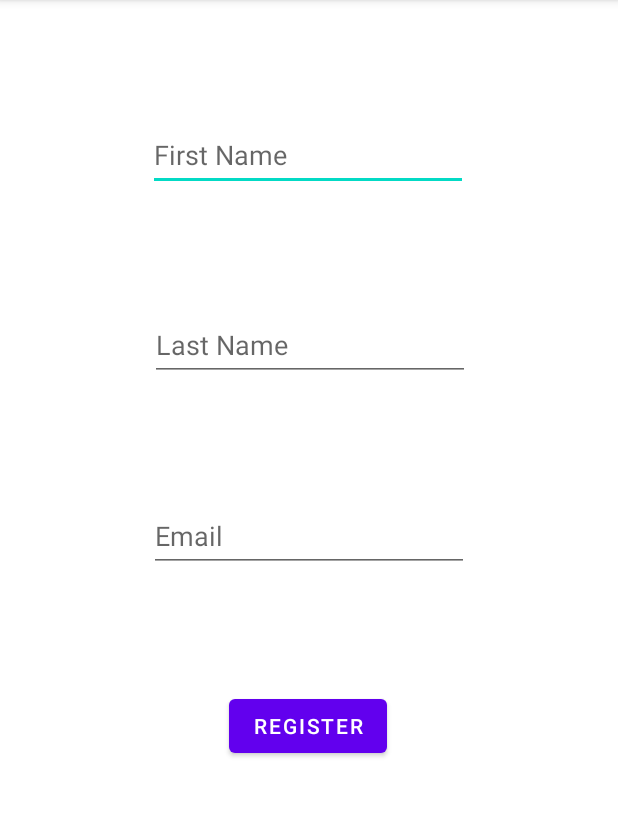
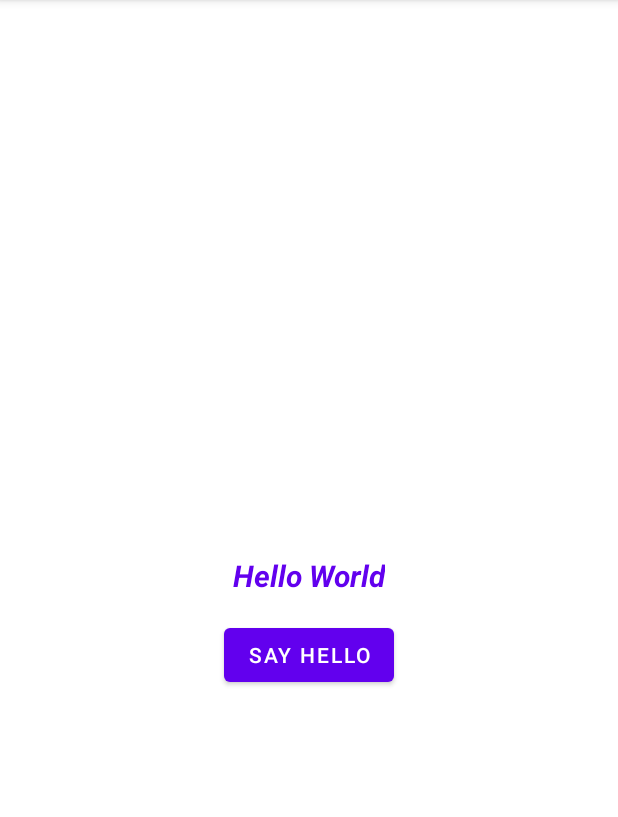
Before and after one commit to Brett-Constantinoff/Android_example, an Android app: the screen it shows after launch (MainActivity), on a phone screen of 412 x 824 dp, the part 84-901 px from its top. Run offline under Robolectric (Android 15) with nearby library versions, the phone set to English and light mode, and no system bars.

Commit message:
adds the start of the UI design

```diff
--- a/app/src/main/java/com/example/android_example/MainActivity.java
+++ b/app/src/main/java/com/example/android_example/MainActivity.java
@@ -4,8 +4,8 @@ import androidx.appcompat.app.AppCompatActivity;
 
 import android.os.Bundle;
 import android.view.View;
-import android.widget.EditText;
 import android.widget.TextView;
+
 
 public class MainActivity extends AppCompatActivity {
 
@@ -15,15 +15,9 @@ public class MainActivity extends AppCompatActivity {
         setContentView(R.layout.activity_main); //relates to the activity_main.xml
     }
 
-    public void onBtnClick(View view){
-        TextView txt_first_name = findViewById(R.id.firstNameView); //R is the resources for the project
-        TextView txt_last_name = findViewById(R.id.lastNameView);
-        TextView txt_email = findViewById(R.id.emailView);
-        EditText edit_first_name = findViewById(R.id.editFirstName);
-        EditText edit_last_name = findViewById(R.id.editLastName);
-        EditText edit_email = findViewById(R.id.editEmail);
-        txt_first_name.setText(edit_first_name.getText().toString());
-        txt_last_name.setText(edit_last_name.getText().toString());
-        txt_email.setText(edit_email.getText().toString());
+    public void onHelloBtnClicked(View view){
+        TextView welcome_txt = findViewById(R.id.txtWelcome);
+        welcome_txt.setText("Hello again");
     }
+
 }
--- a/app/src/main/res/layout/activity_main.xml
+++ b/app/src/main/res/layout/activity_main.xml
@@ -1,94 +1,28 @@
 <?xml version="1.0" encoding="utf-8"?>
-<androidx.constraintlayout.widget.ConstraintLayout xmlns:android="http://schemas.android.com/apk/res/android"
+<RelativeLayout xmlns:android="http://schemas.android.com/apk/res/android"
     xmlns:app="http://schemas.android.com/apk/res-auto"
     xmlns:tools="http://schemas.android.com/tools"
     android:layout_width="match_parent"
     android:layout_height="match_parent"
     tools:context=".MainActivity">
 
-    <Button
-        android:id="@+id/button"
+    <TextView
         android:layout_width="wrap_content"
         android:layout_height="wrap_content"
-        android:layout_marginBottom="260dp"
-        android:onClick="onBtnClick"
-        android:text="Register"
-        app:layout_constraintBottom_toBottomOf="parent"
-        app:layout_constraintEnd_toEndOf="parent"
-        app:layout_constraintHorizontal_bias="0.498"
-        app:layout_constraintStart_toStartOf="parent" />
+        android:text="Hello World"
+        android:layout_centerInParent="true"
+        android:textSize="20sp"
+        android:textStyle="italic|bold"
+        android:textColor="@color/design_default_color_primary"
+        android:id="@+id/txtWelcome"/>
 
-    <EditText
-        android:id="@+id/editFirstName"
+    <Button
         android:layout_width="wrap_content"
         android:layout_height="wrap_content"
-        android:ems="10"
-        android:hint="First Name"
-        android:inputType="textPersonName"
-        android:minHeight="48dp"
-        app:layout_constraintBottom_toTopOf="@+id/editLastName"
-        app:layout_constraintEnd_toEndOf="parent"
-        app:layout_constraintHorizontal_bias="0.497"
-        app:layout_constraintStart_toStartOf="parent"
-        app:layout_constraintTop_toTopOf="parent" />
+        android:text="Say Hello"
+        android:layout_centerHorizontal="true"
+        android:layout_marginTop="15dp"
+        android:layout_below="@id/txtWelcome"
+        android:onClick="onHelloBtnClicked"/>
 
-    <EditText
-        android:id="@+id/editLastName"
-        android:layout_width="wrap_content"
-        android:layout_height="wrap_content"
-        android:ems="10"
-        android:hint="Last Name"
-        android:inputType="textPersonName"
-        android:minHeight="48dp"
-        app:layout_constraintBottom_toTopOf="@+id/button"
-        app:layout_constraintEnd_toEndOf="parent"
-        app:layout_constraintHorizontal_bias="0.502"
-        app:layout_constraintStart_toStartOf="parent"
-        app:layout_constraintTop_toTopOf="parent" />
-
-    <EditText
-        android:id="@+id/editEmail"
-        android:layout_width="wrap_content"
-        android:layout_height="wrap_content"
-        android:ems="10"
-        android:hint="Email"
-        android:inputType="textPersonName"
-        android:minHeight="48dp"
-        app:layout_constraintBottom_toTopOf="@+id/button"
-        app:layout_constraintEnd_toEndOf="parent"
-        app:layout_constraintStart_toStartOf="parent"
-        app:layout_constraintTop_toBottomOf="@+id/editLastName" />
-
-    <TextView
-        android:id="@+id/lastNameView"
-        android:layout_width="wrap_content"
-        android:layout_height="wrap_content"
-        app:layout_constraintBottom_toTopOf="@+id/emailView"
-        app:layout_constraintEnd_toEndOf="parent"
-        app:layout_constraintHorizontal_bias="0.501"
-        app:layout_constraintStart_toStartOf="parent"
-        app:layout_constraintTop_toBottomOf="@+id/button"
-        app:layout_constraintVertical_bias="0.664" />
-
-    <TextView
-        android:id="@+id/firstNameView"
-        android:layout_width="wrap_content"
-        android:layout_height="wrap_content"
-        android:layout_marginTop="24dp"
-        app:layout_constraintEnd_toEndOf="parent"
-        app:layout_constraintHorizontal_bias="0.498"
-        app:layout_constraintStart_toStartOf="parent"
-        app:layout_constraintTop_toBottomOf="@+id/button" />
-
-    <TextView
-        android:id="@+id/emailView"
-        android:layout_width="wrap_content"
-        android:layout_height="wrap_content"
-        app:layout_constraintBottom_toBottomOf="parent"
-        app:layout_constraintEnd_toEndOf="parent"
-        app:layout_constraintHorizontal_bias="0.501"
-        app:layout_constraintStart_toStartOf="parent"
-        app:layout_constraintTop_toBottomOf="@+id/firstNameView"
-        app:layout_constraintVertical_bias="0.779" />
-
-</androidx.constraintlayout.widget.ConstraintLayout>
+</RelativeLayout>
```
